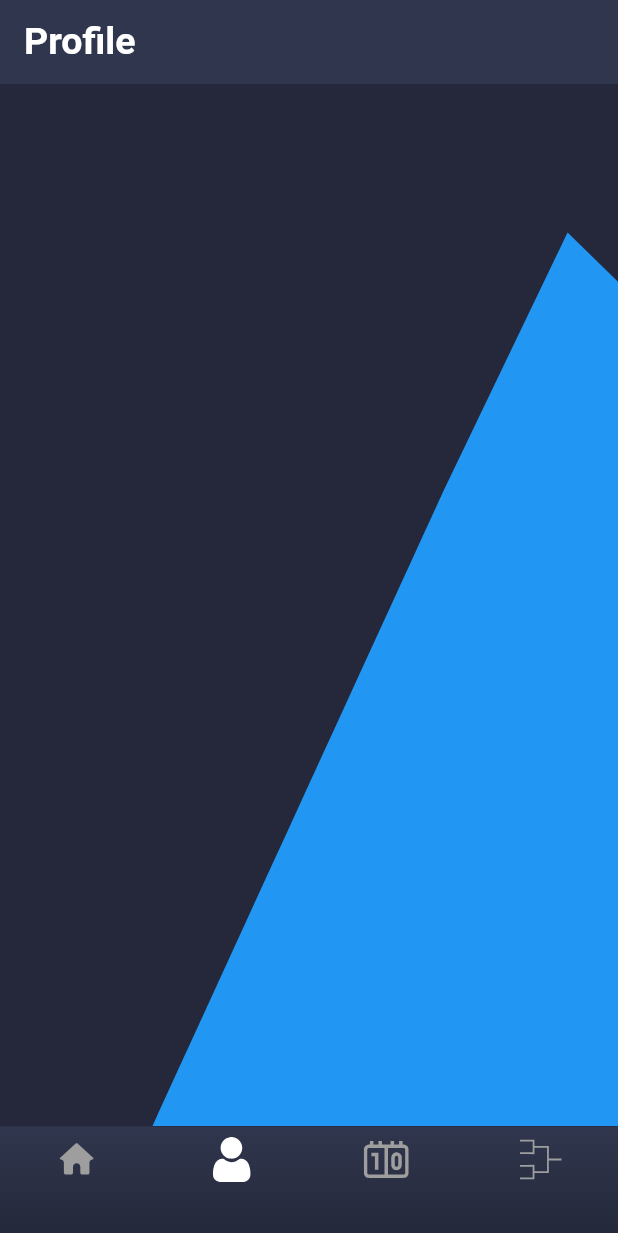
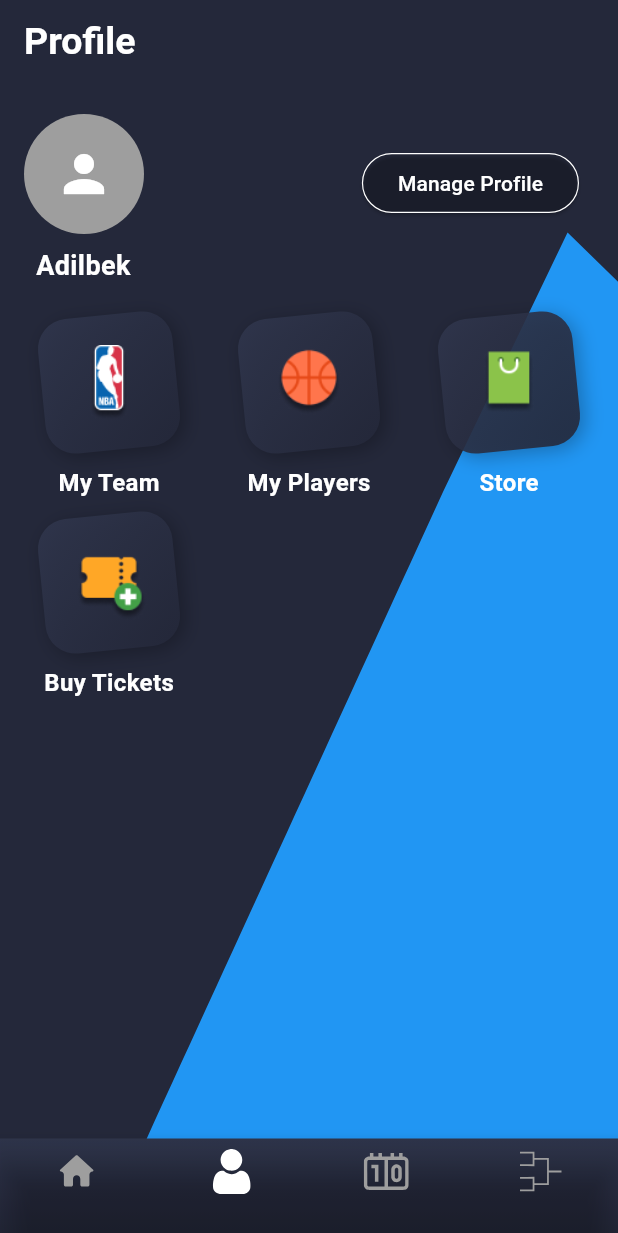
Before and after one commit to Fudowmq/basketball_game_schedule, a Flutter app: the ProfilePage screen opened by its route, on a phone screen of 412 x 824 dp. Shown: the top 1233 px of the screen. Run offline on Flutter 3.47's test engine with Material 3 defaults, Android fonts, the phone set to English and light mode, and no system bars; our stand-ins replace flutter_svg, sqflite, video_player; accounts and stored records are empty.

Commit message:
Ежедневное обновление

```diff
--- a/lib/profile.dart
+++ b/lib/profile.dart
@@ -5,17 +5,20 @@ class ProfilePage extends StatefulWidget {
   const ProfilePage({super.key});
 
   @override
-  ProfilePge createState() => ProfilePge();
+  ProfilePageState createState() => ProfilePageState();
 }
 
-class ProfilePge extends State<ProfilePage> {
+class ProfilePageState extends State<ProfilePage> {
   int _currentIndex = 1;
+
+  double positionOffsetX = 0.0;
+  double positionOffsetY = 0.0;
 
   @override
   Widget build(BuildContext context) {
     return Scaffold(
       appBar: AppBar(
-        backgroundColor: const Color.fromARGB(255, 48, 54, 77),
+        backgroundColor: const Color.fromARGB(255, 36, 40, 58),
         title: const Text(
           'Profile',
           style: TextStyle(
@@ -23,7 +26,7 @@ class ProfilePge extends State<ProfilePage> {
             color: Colors.white,
             fontWeight: FontWeight.bold,
           ),
-        ), // Исправлено: добавлена запятая и закрыта скобка
+        ),
         automaticallyImplyLeading: false,
       ),
       backgroundColor: const Color.fromARGB(255, 36, 40, 58),
@@ -37,17 +40,151 @@ class ProfilePge extends State<ProfilePage> {
               color: Colors.blue,
             ),
           ),
-          const Center(
+          Padding(
+            padding: const EdgeInsets.symmetric(horizontal: 16.0),
             child: Column(
-              mainAxisAlignment: MainAxisAlignment.center,
-              children: [],
+              crossAxisAlignment: CrossAxisAlignment.start,
+              children: [
+                const SizedBox(height: 20),
+                Row(
+                  crossAxisAlignment: CrossAxisAlignment.start,
+                  children: [
+                    const Column(
+                      crossAxisAlignment: CrossAxisAlignment.start,
+                      children: [
+                        CircleAvatar(
+                          radius: 40,
+                          backgroundColor: Colors.grey,
+                          child: Icon(
+                            Icons.person,
+                            color: Colors.white,
+                            size: 40,
+                          ),
+                        ),
+                        SizedBox(height: 8),
+                        Padding(
+                          padding: EdgeInsets.only(left: 8.0),
+                          child: Text(
+                            'Adilbek',
+                            style: TextStyle(
+                              color: Colors.white,
+                              fontSize: 18,
+                              fontWeight: FontWeight.bold,
+                            ),
                           ),
                         ),
                       ],
                     ),
-      bottomNavigationBar: Padding(
-        padding: const EdgeInsets.only(top: 0.1),
+                    const Spacer(),
+                    Transform.translate(
+                      offset: const Offset(-10.0, 22.0),
+                      child: ElevatedButton(
+                        onPressed: () {
+                          // Логика для кнопки Manage Profile
+                        },
+                        style: ElevatedButton.styleFrom(
+                          backgroundColor: Colors.transparent,
+                          side:
+                              const BorderSide(color: Colors.white, width: 0.8),
+                          shape: RoundedRectangleBorder(
+                            borderRadius: BorderRadius.circular(20),
+                          ),
+                        ),
+                        child: const Text(
+                          'Manage Profile',
+                          style: TextStyle(color: Colors.white),
+                        ),
+                      ),
+                    ),
+                  ],
+                ),
+                const SizedBox(height: 20),
+                Expanded(
+                  child: Padding(
+                    padding: const EdgeInsets.only(bottom: 170.0),
+                    child: GridView.count(
+                      crossAxisCount: 3,
+                      crossAxisSpacing: 20,
+                      mainAxisSpacing: 20,
+                      children: [
+                        _buildProfileOption(
+                            'assets/images/my_team_icon.png', 'My Team'),
+                        _buildProfileOption(
+                            'assets/images/my_player_icon.png', 'My Players'),
+                        _buildProfileOption(
+                            'assets/images/store_icon.png', 'Store'),
+                        _buildProfileOption(
+                            'assets/images/ticket_icon.png', 'Buy Tickets'),
+                      ],
+                    ),
+                  ),
+                ),
+              ],
+            ),
+          ),
+        ],
+      ),
+      bottomNavigationBar: _buildBottomNavigationBar(),
+    );
+  }
+
+  Widget _buildProfileOption(String assetPath, String label) {
+    return GestureDetector(
+      onTap: () {
+        // Логика для обработки нажатия
+      },
+      child: Column(
+        mainAxisAlignment: MainAxisAlignment.center,
+        children: [
+          Transform.rotate(
+            angle: -0.1,
             child: Container(
+              padding: const EdgeInsets.all(20),
+              decoration: BoxDecoration(
+                gradient: LinearGradient(
+                  colors: [
+                    const Color.fromARGB(255, 48, 54, 77).withOpacity(0.9),
+                    const Color.fromARGB(255, 36, 40, 58).withOpacity(0.9),
+                  ],
+                  begin: Alignment.topLeft,
+                  end: Alignment.bottomRight,
+                ),
+                borderRadius: BorderRadius.circular(20),
+                boxShadow: const [
+                  BoxShadow(
+                    color: Colors.black26,
+                    blurRadius: 10.0,
+                    offset: Offset(3, 3),
+                  ),
+                ],
+              ),
+              child: Transform.rotate(
+                angle: 0.1,
+                child: Image.asset(
+                  assetPath,
+                  height: 50,
+                  width: 50,
+                  fit: BoxFit.contain,
+                ),
+              ),
+            ),
+          ),
+          const SizedBox(height: 10),
+          Text(
+            label,
+            style: const TextStyle(
+              color: Colors.white,
+              fontSize: 16,
+              fontWeight: FontWeight.bold,
+            ),
+          ),
+        ],
+      ),
+    );
+  }
+
+  Widget _buildBottomNavigationBar() {
+    return Container(
       decoration: const BoxDecoration(
         gradient: LinearGradient(
           colors: [
@@ -61,21 +198,18 @@ class ProfilePge extends State<ProfilePage> {
       child: BottomNavigationBar(
         backgroundColor: Colors.transparent,
         type: BottomNavigationBarType.fixed,
-            enableFeedback: false,
-            elevation: 0,
         currentIndex: _currentIndex,
         onTap: (index) {
           setState(() {
             _currentIndex = index;
-                // Навигация между страницами
             if (index == 0) {
               Navigator.pushNamed(context, '/home');
             } else if (index == 1) {
-                  // Остаемся на этой странице
+
             } else if (index == 2) {
-                  Navigator.pushNamed(context, '/scoreboard');
+              Navigator.pushNamed(context, '/games');
             } else if (index == 3) {
-                  Navigator.pushNamed(context, '/standings');
+              Navigator.pushNamed(context, '/playoff');
             }
           });
         },
@@ -84,53 +218,39 @@ class ProfilePge extends State<ProfilePage> {
         iconSize: 28,
         items: [
           BottomNavigationBarItem(
-                icon: Padding(
-                  padding: const EdgeInsets.only(bottom: 8.0),
-                  child: SvgPicture.asset(
+            icon: SvgPicture.asset(
               'assets/images/home_icon.svg',
               height: 30,
               color: _currentIndex == 0 ? Colors.white : Colors.grey,
             ),
+            label: '',
+          ),
+          BottomNavigationBarItem(
+            icon: SvgPicture.asset(
+              'assets/images/icon_user.svg',
+              height: 30,
+              color: _currentIndex == 1 ? Colors.white : Colors.grey,
             ),
             label: '',
           ),
           BottomNavigationBarItem(
-                icon: Padding(
-                  padding: const EdgeInsets.only(bottom: 8.0),
-                  child: SvgPicture.asset(
-                    'assets/images/icon_user.svg',
+            icon: SvgPicture.asset(
+              'assets/images/scoreboard.svg',
               height: 30,
-                    color: _currentIndex == 1 ? Colors.white : Colors.grey,
-                  ),
+              color: _currentIndex == 2 ? Colors.white : Colors.grey,
             ),
             label: '',
           ),
           BottomNavigationBarItem(
-                icon: Padding(
-                  padding: const EdgeInsets.only(bottom: 8.0),
-                  child: SvgPicture.asset(
-                    'assets/images/scoreboard.svg',
-                    height: 30,
-                    color: _currentIndex == 2 ? Colors.white : Colors.grey,
-                  ),
-                ),
-                label: '',
-              ),
-              BottomNavigationBarItem(
-                icon: Padding(
-                  padding: const EdgeInsets.only(bottom: 8.0),
-                  child: SvgPicture.asset(
+            icon: SvgPicture.asset(
               'assets/images/standings.svg',
               height: 30,
               color: _currentIndex == 3 ? Colors.white : Colors.grey,
-                  ),
             ),
             label: '',
           ),
         ],
       ),
-        ),
-      ),
     );
   }
 }
```
Also changed, not shown: lib/games.dart (added, +332 -0 lines), lib/home_page.dart (+31 -20 lines), lib/main.dart (+12 -3 lines), lib/playoff.dart (added, +149 -0 lines), assets/images/lakers.png (added), assets/images/logo_NBA.png (added), assets/images/memphis.png (added), assets/images/minnesota.png (added), assets/images/my_player_icon.png (added), assets/images/my_team_icon.png (added), assets/images/playyoff_image.png (added), assets/images/spurs.png (added), assets/images/store_icon.png (added), assets/images/ticket_icon.png (added). Lines whose indentation alone changed are shown as unchanged.
